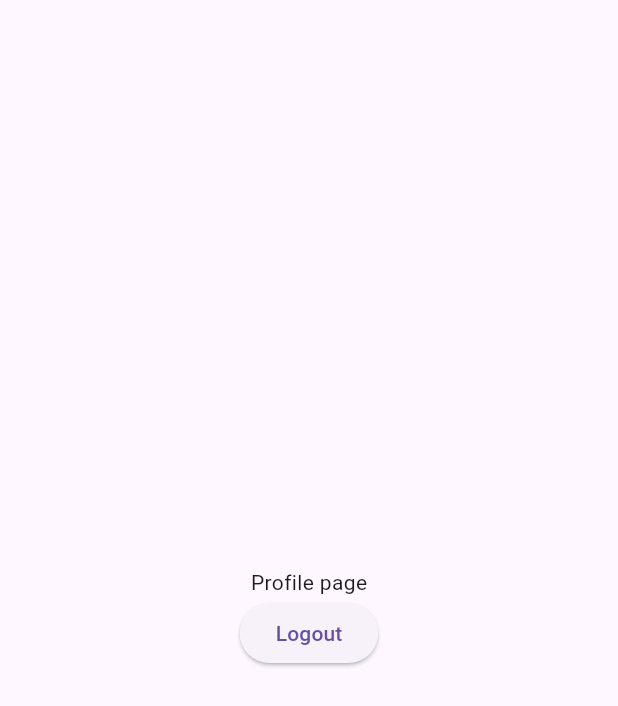
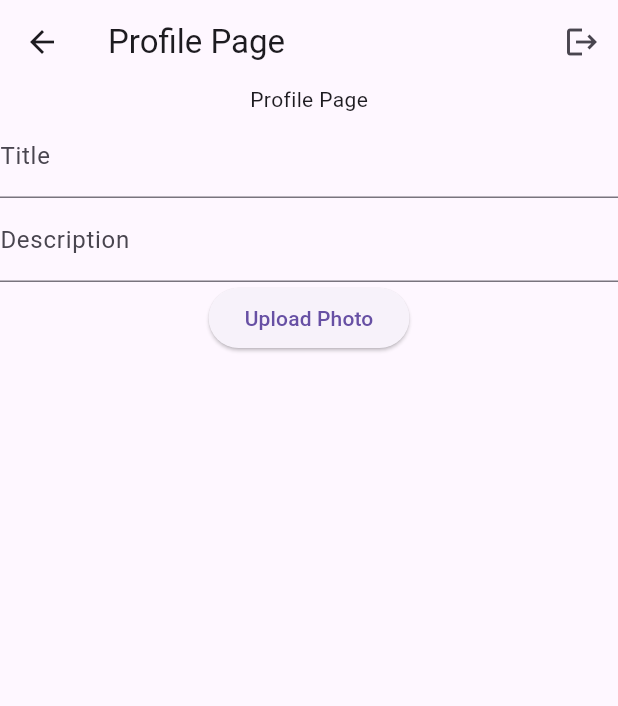
Before and after one commit to chathuradissanayake/Flutter_Firebase_Photo_Uploading_App, a Flutter app: the ProfilePage screen opened directly, on a phone screen of 412 x 824 dp. Shown: the top 706 px of the screen. Run offline on Flutter 3.47's test engine with Material 3 defaults, Android fonts, the phone set to English and light mode, and no system bars; our stand-ins replace cloud_firestore, firebase_auth, firebase_core, firebase_storage, google_sign_in, image_picker; accounts and stored records are empty.

Commit message:
Photo uploading, Add Title and description

```diff
--- a/lib/profile_page.dart
+++ b/lib/profile_page.dart
@@ -1,31 +1,186 @@
+import 'dart:io';
+
+import 'package:cloud_firestore/cloud_firestore.dart';
+import 'package:firebase_storage/firebase_storage.dart';
 import 'package:flutter/material.dart';
 import 'package:google_sign_in/google_sign_in.dart';
+import 'package:image_picker/image_picker.dart';
 
-class ProfilePage extends StatelessWidget {
+import 'details_page.dart'; // Import the details page
+
+class ProfilePage extends StatefulWidget {
   const ProfilePage({super.key});
 
+  @override
+  _ProfilePageState createState() => _ProfilePageState();
+}
+
+class _ProfilePageState extends State<ProfilePage> {
+  final GoogleSignIn googleSignIn = GoogleSignIn();
+  final FirebaseStorage storage = FirebaseStorage.instance;
+  final ImagePicker _picker = ImagePicker();
+  List<Map<String, dynamic>> images = [];
+
+  final TextEditingController _titleController = TextEditingController();
+  final TextEditingController _descriptionController = TextEditingController();
+
+  @override
+  void initState() {
+    super.initState();
+    _loadImages();
+  }
+
+  Future<void> _loadImages() async {
+    FirebaseFirestore.instance
+        .collection('images')
+        .snapshots()
+        .listen((snapshot) {
+      List<Map<String, dynamic>> imageList = [];
+      for (var doc in snapshot.docs) {
+        imageList.add({
+          'id': doc.id,
+          'url': doc['url'],
+          'title': doc['title'],
+          'description': doc['description'],
+        });
+      }
+      setState(() {
+        images = imageList;
+      });
+    });
+  }
+
+  Future<void> _uploadImage() async {
+    final title = _titleController.text;
+    final description = _descriptionController.text;
+
+    if (title.isEmpty || description.isEmpty) {
+      print('Title or description cannot be empty');
+      return;
+    }
+
+    try {
+      final pickedFile = await _picker.pickImage(source: ImageSource.gallery);
+      if (pickedFile != null) {
+        File file = File(pickedFile.path);
+        String fileName = DateTime.now().millisecondsSinceEpoch.toString();
+        Reference ref = storage.ref().child('images').child(fileName);
+        UploadTask uploadTask = ref.putFile(file);
+
+        print('Uploading image to Firebase Storage...');
+        TaskSnapshot taskSnapshot = await uploadTask;
+
+        if (taskSnapshot.state == TaskState.success) {
+          print('Upload completed successfully.');
+          String url = await taskSnapshot.ref.getDownloadURL();
+          print('Download URL retrieved: $url');
+
+          await FirebaseFirestore.instance.collection('images').add({
+            'url': url,
+            'title': title,
+            'description': description,
+          });
+
+          setState(() {
+            images.add({
+              'url': url,
+              'title': title,
+              'description': description,
+            });
+          });
+
+          // Clear the text fields after uploading
+          _titleController.clear();
+          _descriptionController.clear();
+        } else {
+          print('Upload failed with state: ${taskSnapshot.state}');
+        }
+      } else {
+        print('No image selected');
+      }
+    } catch (e) {
+      print('Error uploading image: $e');
+    }
+  }
+
   Future<void> logout() async {
-    final GoogleSignIn googleSign = GoogleSignIn();
-    await googleSign.signOut();
+    await googleSignIn.signOut();
+  }
+
+  void _navigateToDetailsPage(Map<String, dynamic> image) {
+    Navigator.push(
+      context,
+      MaterialPageRoute(
+        builder: (context) => DetailsPage(
+          imageUrl: image['url'],
+          title: image['title'],
+          description: image['description'],
+        ),
+      ),
+    );
   }
 
   @override
   Widget build(BuildContext context) {
     return Scaffold(
-        body: Center(
-      child: Column(
-        mainAxisAlignment: MainAxisAlignment.center,
-        children: [
-          const Text('Profile page'),
-          ElevatedButton(
+      appBar: AppBar(
+        title: const Text('Profile Page'),
+        actions: [
+          IconButton(
+            icon: const Icon(Icons.logout),
             onPressed: () async {
               await logout();
               Navigator.pop(context);
             },
-            child: const Text('Logout'),
           ),
         ],
       ),
-    ));
+      body: Center(
+        child: Column(
+          mainAxisAlignment: MainAxisAlignment.center,
+          children: [
+            const Text('Profile Page'),
+            TextField(
+              controller: _titleController,
+              decoration: const InputDecoration(labelText: 'Title'),
+            ),
+            TextField(
+              controller: _descriptionController,
+              decoration: const InputDecoration(labelText: 'Description'),
+            ),
+            ElevatedButton(
+              onPressed: _uploadImage,
+              child: const Text('Upload Photo'),
+            ),
+            Expanded(
+              child: GridView.builder(
+                gridDelegate: const SliverGridDelegateWithFixedCrossAxisCount(
+                  crossAxisCount: 2,
+                ),
+                itemCount: images.length,
+                itemBuilder: (context, index) {
+                  final image = images[index];
+                  return GestureDetector(
+                    onTap: () => _navigateToDetailsPage(image),
+                    child: Card(
+                      child: Column(
+                        children: [
+                          Expanded(
+                            child:
+                                Image.network(image['url'], fit: BoxFit.cover),
+                          ),
+                          Text(image['title'],
+                              style: TextStyle(fontWeight: FontWeight.bold)),
+                        ],
+                      ),
+                    ),
+                  );
+                },
+              ),
+            ),
+          ],
+        ),
+      ),
+    );
   }
 }
--- a/pubspec.yaml
+++ b/pubspec.yaml
@@ -38,6 +38,9 @@ dependencies:
   firebase_core: ^3.1.0
   firebase_auth: ^5.1.0
   google_sign_in: ^6.2.1
+  image_picker: ^1.1.2
+  cloud_firestore: ^5.0.1
+  firebase_storage: ^12.0.1
 
 dev_dependencies:
   flutter_test:
```
Also changed, not shown: pubspec.lock, 6 other files.
